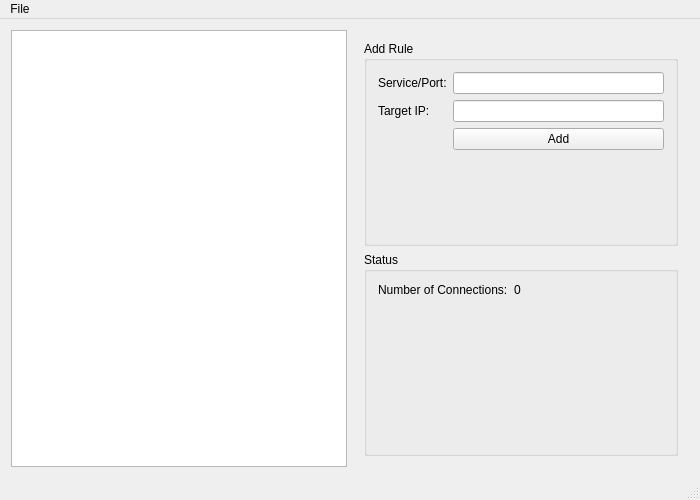
Old version of the form mainwindow.ui in the repository koralarts/PortForwarder.
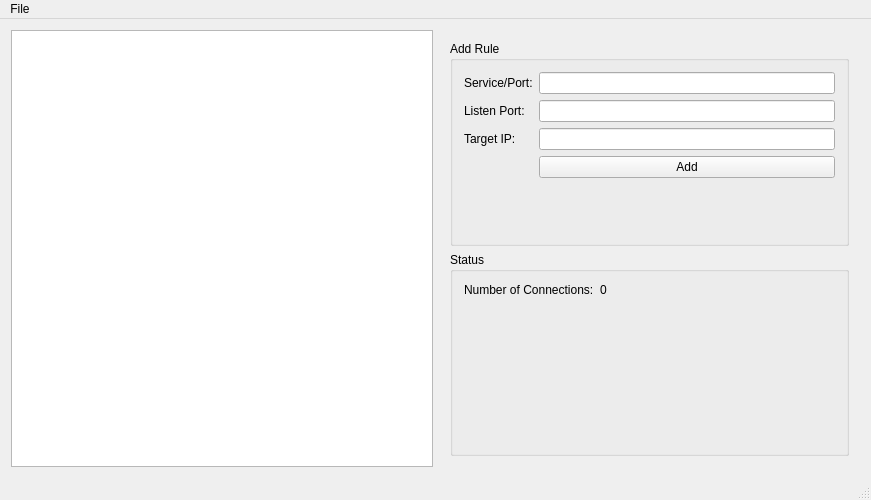
New version of the form.

```diff
--- a/mainwindow.ui
+++ b/mainwindow.ui
@@ -6,13 +6,13 @@
    <rect>
     <x>0</x>
     <y>0</y>
-    <width>700</width>
+    <width>871</width>
     <height>500</height>
    </rect>
   </property>
   <property name="minimumSize">
    <size>
-    <width>700</width>
+    <width>871</width>
     <height>500</height>
    </size>
   </property>
@@ -40,23 +40,33 @@
           <item row="0" column="1">
            <widget class="QLineEdit" name="serviceE"/>
           </item>
-          <item row="1" column="0">
+          <item row="2" column="0">
            <widget class="QLabel" name="targetL">
             <property name="text">
              <string>Target IP:</string>
             </property>
            </widget>
           </item>
-          <item row="1" column="1">
-           <widget class="QLineEdit" name="targetE"/>
-          </item>
           <item row="2" column="1">
-           <widget class="QPushButton" name="pushButton">
+           <widget class="QLineEdit" name="targetE"/>
+          </item>
+          <item row="3" column="1">
+           <widget class="QPushButton" name="addB">
             <property name="text">
              <string>Add</string>
             </property>
            </widget>
           </item>
+          <item row="1" column="0">
+           <widget class="QLabel" name="listenL">
+            <property name="text">
+             <string>Listen Port:</string>
+            </property>
+           </widget>
+          </item>
+          <item row="1" column="1">
+           <widget class="QLineEdit" name="listenE"/>
+          </item>
          </layout>
         </widget>
        </item>
@@ -72,6 +82,9 @@
           <bool>false</bool>
          </property>
          <layout class="QFormLayout" name="formLayout">
+          <property name="fieldGrowthPolicy">
+           <enum>QFormLayout::AllNonFixedFieldsGrow</enum>
+          </property>
           <item row="0" column="0">
            <widget class="QLabel" name="connectionsL">
             <property name="text">
@@ -86,13 +99,6 @@
             </property>
            </widget>
           </item>
-          <item row="1" column="0">
-           <widget class="QLabel" name="label">
-            <property name="text">
-             <string/>
-            </property>
-           </widget>
-          </item>
          </layout>
         </widget>
        </item>
@@ -134,7 +140,7 @@
     <rect>
      <x>0</x>
      <y>0</y>
-     <width>700</width>
+     <width>871</width>
      <height>25</height>
     </rect>
    </property>
```
